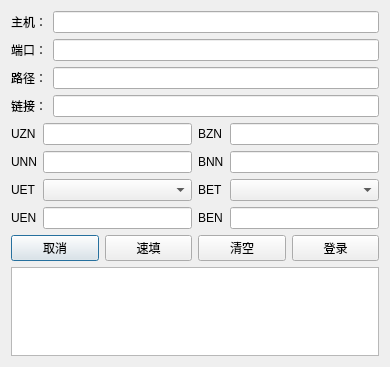
This is businessClient/logindialog.ui in zx9229/myexe as Qt 5 draws it before an edit. The edited form follows.
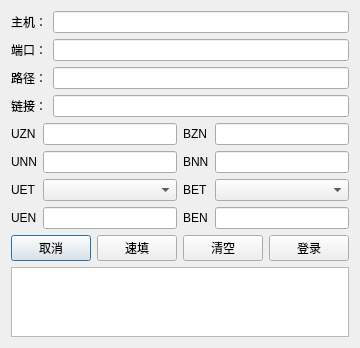
This is the edited form.

Commit message: 2019-1-8 23:00:55 微调代码

The edit to the form file:
```diff
--- a/businessClient/logindialog.ui
+++ b/businessClient/logindialog.ui
@@ -6,8 +6,8 @@
    <rect>
     <x>0</x>
     <y>0</y>
-    <width>390</width>
-    <height>367</height>
+    <width>338</width>
+    <height>332</height>
    </rect>
   </property>
   <property name="windowTitle">
```
The commit also changes 1 other file.
